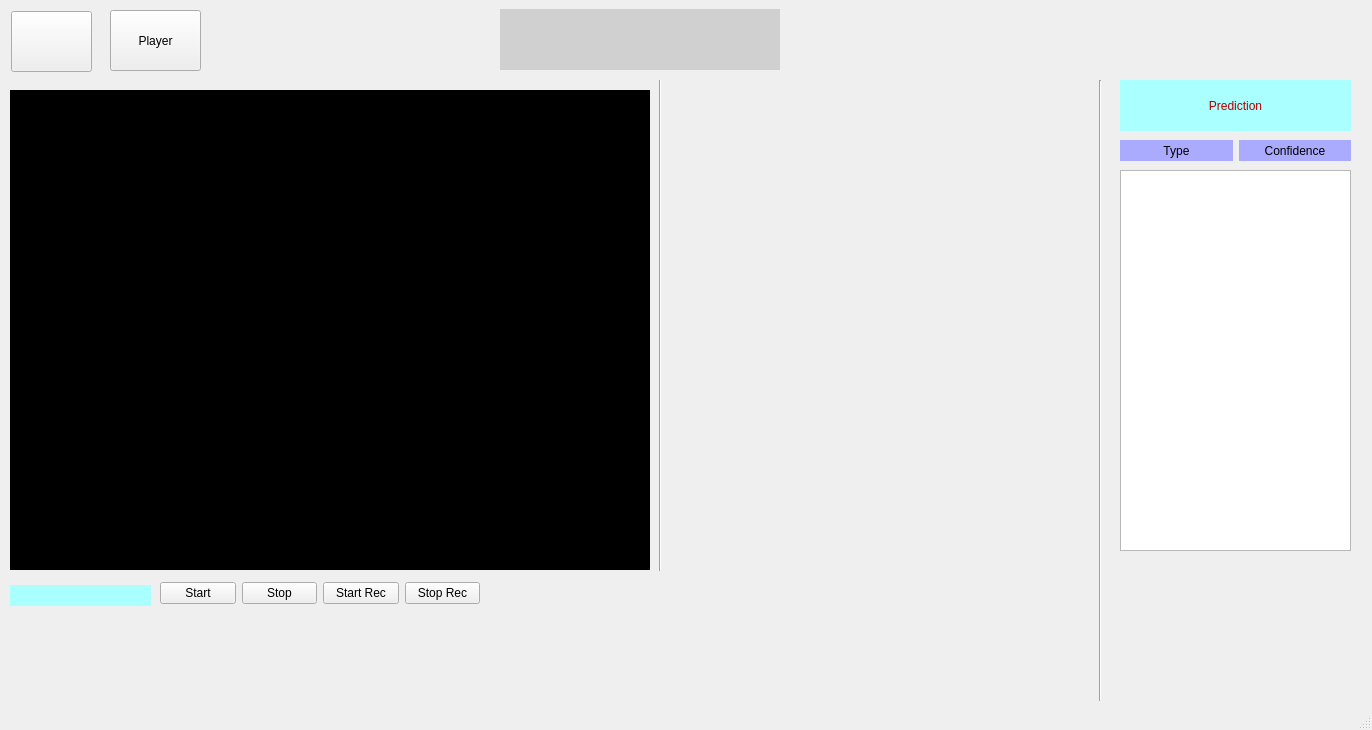
Qt form ui/UiUserPage.ui (sanket1211996/HawkEye) before a commit.
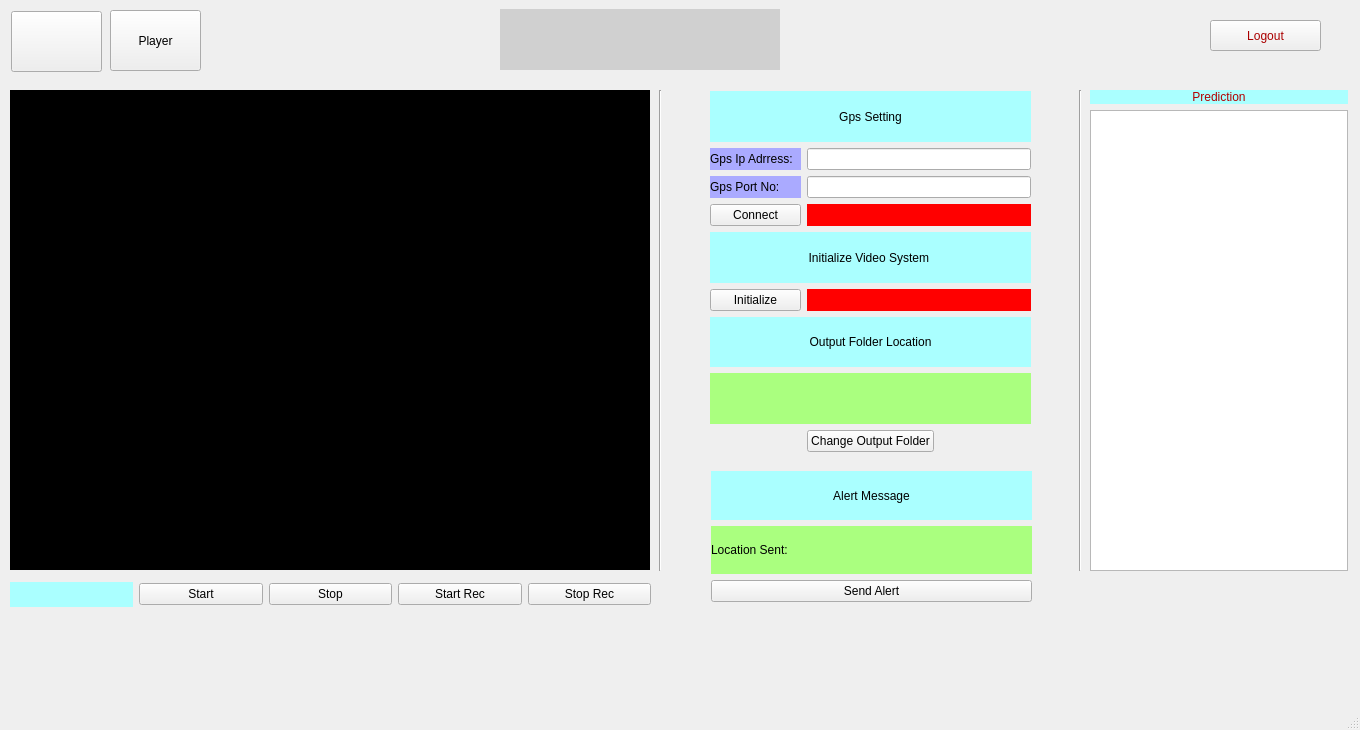
The same form after that commit. Icons and pictures are not drawn.

Commit message: userpage page 1 changed adminpage all function working only user type combobox code remaining. alert message code added and working.

What changed in the file:
```diff
--- a/ui/UiUserPage.ui
+++ b/ui/UiUserPage.ui
@@ -6,7 +6,7 @@
    <rect>
     <x>0</x>
     <y>0</y>
-    <width>1372</width>
+    <width>1360</width>
     <height>730</height>
    </rect>
   </property>
@@ -31,10 +31,10 @@
    <widget class="QStackedWidget" name="stackedWidget">
     <property name="geometry">
      <rect>
-      <x>0</x>
+      <x>-10</x>
       <y>80</y>
-      <width>1371</width>
-      <height>621</height>
+      <width>1381</width>
+      <height>611</height>
      </rect>
     </property>
     <property name="styleSheet">
@@ -47,7 +47,7 @@
      <widget class="QLabel" name="label_player">
       <property name="geometry">
        <rect>
-        <x>10</x>
+        <x>20</x>
         <y>10</y>
         <width>640</width>
         <height>480</height>
@@ -64,10 +64,10 @@
      <widget class="Line" name="line_2">
       <property name="geometry">
        <rect>
-        <x>650</x>
-        <y>-20</y>
+        <x>660</x>
+        <y>10</y>
         <width>20</width>
-        <height>511</height>
+        <height>481</height>
        </rect>
       </property>
       <property name="orientation">
@@ -77,68 +77,43 @@
      <widget class="Line" name="line">
       <property name="geometry">
        <rect>
-        <x>1090</x>
-        <y>0</y>
+        <x>1080</x>
+        <y>10</y>
         <width>20</width>
-        <height>621</height>
+        <height>481</height>
        </rect>
       </property>
       <property name="orientation">
        <enum>Qt::Vertical</enum>
       </property>
      </widget>
-     <widget class="QLabel" name="label_prediction">
+     <widget class="QWidget" name="layoutWidget">
       <property name="geometry">
        <rect>
-        <x>1120</x>
-        <y>0</y>
-        <width>231</width>
-        <height>51</height>
+        <x>1100</x>
+        <y>10</y>
+        <width>258</width>
+        <height>481</height>
        </rect>
       </property>
-      <property name="styleSheet">
-       <string notr="true">font: 75 24pt &quot;MS Shell Dlg 2&quot;;
+      <layout class="QGridLayout" name="gridLayout">
+       <item row="1" column="0">
+        <widget class="QListWidget" name="listWidgetResults">
+         <property name="styleSheet">
+          <string notr="true">font: 75 14pt &quot;MS Shell Dlg 2&quot;;</string>
+         </property>
+        </widget>
+       </item>
+       <item row="0" column="0">
+        <widget class="QLabel" name="label_prediction">
+         <property name="styleSheet">
+          <string notr="true">font: 75 24pt &quot;MS Shell Dlg 2&quot;;
 border-color: rgb(0, 0, 0);
 color: rgb(180, 0, 0);
 background-color: rgb(170, 255, 255);</string>
-      </property>
-      <property name="text">
-       <string>Prediction</string>
-      </property>
-      <property name="alignment">
-       <set>Qt::AlignCenter</set>
-      </property>
-     </widget>
-     <widget class="QWidget" name="layoutWidget">
-      <property name="geometry">
-       <rect>
-        <x>1120</x>
-        <y>60</y>
-        <width>231</width>
-        <height>21</height>
-       </rect>
-      </property>
-      <layout class="QHBoxLayout" name="horizontalLayout_2">
-       <item>
-        <widget class="QLabel" name="label_type">
-         <property name="styleSheet">
-          <string notr="true">background-color: rgb(170, 170, 255);</string>
          </property>
          <property name="text">
-          <string>Type</string>
-         </property>
-         <property name="alignment">
-          <set>Qt::AlignCenter</set>
-         </property>
-        </widget>
-       </item>
-       <item>
-        <widget class="QLabel" name="label_confidence">
-         <property name="styleSheet">
-          <string notr="true">background-color: rgb(170, 170, 255);</string>
-         </property>
-         <property name="text">
-          <string>Confidence</string>
+          <string>Prediction</string>
          </property>
          <property name="alignment">
           <set>Qt::AlignCenter</set>
@@ -147,47 +122,165 @@
        </item>
       </layout>
      </widget>
-     <widget class="QLabel" name="label_msg">
+     <widget class="QWidget" name="layoutWidget">
       <property name="geometry">
        <rect>
-        <x>10</x>
-        <y>505</y>
-        <width>141</width>
-        <height>21</height>
+        <x>720</x>
+        <y>11</y>
+        <width>321</width>
+        <height>361</height>
        </rect>
       </property>
-      <property name="styleSheet">
-       <string notr="true">background-color: rgb(170, 255, 255);
-font: 75 12pt &quot;MS Shell Dlg 2&quot;;
+      <layout class="QGridLayout" name="gridLayout_5">
+       <item row="1" column="0">
+        <widget class="QLabel" name="label">
+         <property name="styleSheet">
+          <string notr="true">background-color: rgb(170, 170, 255);
+font: 10pt &quot;MS Shell Dlg 2&quot;;</string>
+         </property>
+         <property name="text">
+          <string>Gps Ip Adrress:</string>
+         </property>
+        </widget>
+       </item>
+       <item row="1" column="1" colspan="2">
+        <widget class="QLineEdit" name="lineEdit_gpsIp"/>
+       </item>
+       <item row="2" column="0">
+        <widget class="QLabel" name="label_3">
+         <property name="styleSheet">
+          <string notr="true">background-color: rgb(170, 170, 255);
+font: 10pt &quot;MS Shell Dlg 2&quot;;</string>
+         </property>
+         <property name="text">
+          <string>Gps Port No:</string>
+         </property>
+        </widget>
+       </item>
+       <item row="2" column="1" colspan="2">
+        <widget class="QLineEdit" name="lineEdit_3"/>
+       </item>
+       <item row="3" column="0">
+        <widget class="QPushButton" name="pushButton_GpsCon">
+         <property name="text">
+          <string>Connect</string>
+         </property>
+        </widget>
+       </item>
+       <item row="3" column="1" colspan="2">
+        <widget class="QLabel" name="label_gpsStatus">
+         <property name="styleSheet">
+          <string notr="true">background-color: rgb(255, 0, 0);
+font: 10pt &quot;MS Shell Dlg 2&quot;;</string>
+         </property>
+         <property name="text">
+          <string/>
+         </property>
+        </widget>
+       </item>
+       <item row="4" column="0" colspan="3">
+        <widget class="QLabel" name="label_8">
+         <property name="styleSheet">
+          <string notr="true">font: 18pt &quot;MS Shell Dlg 2&quot;;
+background-color: rgb(170, 255, 255);</string>
+         </property>
+         <property name="text">
+          <string>Initialize Video System </string>
+         </property>
+         <property name="alignment">
+          <set>Qt::AlignCenter</set>
+         </property>
+        </widget>
+       </item>
+       <item row="5" column="0">
+        <widget class="QPushButton" name="pushButton_AlgoInit">
+         <property name="text">
+          <string>Initialize</string>
+         </property>
+        </widget>
+       </item>
+       <item row="6" column="0" colspan="3">
+        <widget class="QLabel" name="label_9">
+         <property name="styleSheet">
+          <string notr="true">font: 18pt &quot;MS Shell Dlg 2&quot;;
+background-color: rgb(170, 255, 255);</string>
+         </property>
+         <property name="text">
+          <string>Output Folder Location</string>
+         </property>
+         <property name="alignment">
+          <set>Qt::AlignCenter</set>
+         </property>
+        </widget>
+       </item>
+       <item row="0" column="0" colspan="3">
+        <widget class="QLabel" name="label_2">
+         <property name="styleSheet">
+          <string notr="true">font: 18pt &quot;MS Shell Dlg 2&quot;;
+background-color: rgb(170, 255, 255);</string>
+         </property>
+         <property name="text">
+          <string>Gps Setting</string>
+         </property>
+         <property name="alignment">
+          <set>Qt::AlignCenter</set>
+         </property>
+        </widget>
+       </item>
+       <item row="8" column="1">
+        <widget class="QPushButton" name="pushButton_ChangeOpDir">
+         <property name="text">
+          <string>Change Output Folder</string>
+         </property>
+        </widget>
+       </item>
+       <item row="5" column="1" colspan="2">
+        <widget class="QLabel" name="label_AlgoInit">
+         <property name="styleSheet">
+          <string notr="true">background-color: rgb(255, 0, 0);
+font: 10pt &quot;MS Shell Dlg 2&quot;;</string>
+         </property>
+         <property name="text">
+          <string/>
+         </property>
+        </widget>
+       </item>
+       <item row="7" column="0" colspan="3">
+        <widget class="QLabel" name="label_outputDir">
+         <property name="styleSheet">
+          <string notr="true">background-color: rgb(170, 255, 127);
+font: 10pt &quot;MS Shell Dlg 2&quot;;
 </string>
-      </property>
-      <property name="text">
-       <string/>
-      </property>
+         </property>
+         <property name="text">
+          <string/>
+         </property>
+        </widget>
+       </item>
+      </layout>
      </widget>
-     <widget class="QListWidget" name="listWidgetResults">
+     <widget class="QWidget" name="layoutWidget">
       <property name="geometry">
        <rect>
-        <x>1120</x>
-        <y>90</y>
-        <width>231</width>
-        <height>381</height>
-       </rect>
-      </property>
-      <property name="styleSheet">
-       <string notr="true">font: 75 14pt &quot;MS Shell Dlg 2&quot;;</string>
-      </property>
-     </widget>
-     <widget class="QWidget" name="">
-      <property name="geometry">
-       <rect>
-        <x>160</x>
-        <y>501</y>
-        <width>320</width>
+        <x>20</x>
+        <y>502</y>
+        <width>641</width>
         <height>25</height>
        </rect>
       </property>
       <layout class="QHBoxLayout" name="horizontalLayout">
+       <item>
+        <widget class="QLabel" name="label_msg">
+         <property name="styleSheet">
+          <string notr="true">background-color: rgb(170, 255, 255);
+font: 75 12pt &quot;MS Shell Dlg 2&quot;;
+</string>
+         </property>
+         <property name="text">
+          <string/>
+         </property>
+        </widget>
+       </item>
        <item>
         <widget class="QPushButton" name="pushButton_start">
          <property name="text">
@@ -218,20 +311,71 @@
        </item>
       </layout>
      </widget>
+     <widget class="QWidget" name="layoutWidget">
+      <property name="geometry">
+       <rect>
+        <x>721</x>
+        <y>391</y>
+        <width>321</width>
+        <height>131</height>
+       </rect>
+      </property>
+      <layout class="QVBoxLayout" name="verticalLayout_2">
+       <item>
+        <layout class="QVBoxLayout" name="verticalLayout">
+         <item>
+          <widget class="QLabel" name="label_4">
+           <property name="styleSheet">
+            <string notr="true">font: 18pt &quot;MS Shell Dlg 2&quot;;
+background-color: rgb(170, 255, 255);</string>
+           </property>
+           <property name="text">
+            <string>Alert Message</string>
+           </property>
+           <property name="alignment">
+            <set>Qt::AlignCenter</set>
+           </property>
+          </widget>
+         </item>
+         <item>
+          <layout class="QHBoxLayout" name="horizontalLayout_2">
+           <item>
+            <widget class="QLabel" name="label_5">
+             <property name="styleSheet">
+              <string notr="true">background-color: rgb(170, 255, 127);
+font: 10pt &quot;MS Shell Dlg 2&quot;;</string>
+             </property>
+             <property name="text">
+              <string>Location Sent:</string>
+             </property>
+            </widget>
+           </item>
+          </layout>
+         </item>
+        </layout>
+       </item>
+       <item>
+        <widget class="QPushButton" name="pushButton_SendAlert">
+         <property name="text">
+          <string>Send Alert</string>
+         </property>
+        </widget>
+       </item>
+      </layout>
+     </widget>
+     <zorder>layoutWidget</zorder>
+     <zorder>layoutWidget</zorder>
      <zorder>layoutWidget</zorder>
      <zorder>label_player</zorder>
      <zorder>layoutWidget</zorder>
      <zorder>line_2</zorder>
      <zorder>line</zorder>
-     <zorder>label_prediction</zorder>
-     <zorder>label_msg</zorder>
-     <zorder>listWidgetResults</zorder>
     </widget>
     <widget class="QWidget" name="page_2">
      <widget class="QTableWidget" name="tableWidget_Recording">
       <property name="geometry">
        <rect>
-        <x>690</x>
+        <x>670</x>
         <y>10</y>
         <width>411</width>
         <height>291</height>
@@ -264,7 +408,7 @@
      <widget class="QLabel" name="label_opdirtext">
       <property name="geometry">
        <rect>
-        <x>790</x>
+        <x>770</x>
         <y>320</y>
         <width>311</width>
         <height>21</height>
@@ -280,7 +424,7 @@
      <widget class="QPushButton" name="pushButton_FileDialog">
       <property name="geometry">
        <rect>
-        <x>690</x>
+        <x>670</x>
         <y>320</y>
         <width>91</width>
         <height>23</height>
@@ -293,7 +437,7 @@
      <widget class="QLabel" name="label_player_2">
       <property name="geometry">
        <rect>
-        <x>30</x>
+        <x>20</x>
         <y>10</y>
         <width>640</width>
         <height>480</height>
@@ -310,7 +454,7 @@
      <widget class="QPushButton" name="pushButton_vstop">
       <property name="geometry">
        <rect>
-        <x>331</x>
+        <x>410</x>
         <y>540</y>
         <width>75</width>
         <height>23</height>
@@ -336,7 +480,7 @@
      <widget class="QComboBox" name="comboBox">
       <property name="geometry">
        <rect>
-        <x>790</x>
+        <x>770</x>
         <y>370</y>
         <width>131</width>
         <height>21</height>
@@ -346,23 +490,27 @@
      <widget class="QLabel" name="label_date">
       <property name="geometry">
        <rect>
-        <x>690</x>
+        <x>670</x>
         <y>370</y>
         <width>91</width>
         <height>21</height>
        </rect>
       </property>
       <property name="styleSheet">
-       <string notr="true">font: 75 12pt &quot;MS Shell Dlg 2&quot;;</string>
+       <string notr="true">font: 75 12pt &quot;MS Shell Dlg 2&quot;;
+background-color: rgb(170, 170, 255);</string>
       </property>
       <property name="text">
        <string>Date Select</string>
       </property>
+      <property name="alignment">
+       <set>Qt::AlignCenter</set>
+      </property>
      </widget>
      <widget class="QPushButton" name="pushButton_show">
       <property name="geometry">
        <rect>
-        <x>940</x>
+        <x>920</x>
         <y>370</y>
         <width>75</width>
         <height>23</height>
@@ -375,7 +523,7 @@
      <widget class="QPushButton" name="pushButton_today">
       <property name="geometry">
        <rect>
-        <x>1030</x>
+        <x>1000</x>
         <y>370</y>
         <width>75</width>
         <height>23</height>
@@ -388,9 +536,9 @@
      <widget class="QSlider" name="horizontalSlider">
       <property name="geometry">
        <rect>
-        <x>30</x>
+        <x>120</x>
         <y>510</y>
-        <width>641</width>
+        <width>531</width>
         <height>22</height>
        </rect>
       </property>
@@ -398,6 +546,83 @@
        <enum>Qt::Horizontal</enum>
       </property>
      </widget>
+     <widget class="Line" name="line_3">
+      <property name="geometry">
+       <rect>
+        <x>1080</x>
+        <y>10</y>
+        <width>16</width>
+        <height>481</height>
+       </rect>
+      </property>
+      <property name="orientation">
+       <enum>Qt::Vertical</enum>
+      </property>
+     </widget>
+     <widget class="QWidget" name="layoutWidget_2">
+      <property name="geometry">
+       <rect>
+        <x>1100</x>
+        <y>10</y>
+        <width>258</width>
+        <height>481</height>
+       </rect>
+      </property>
+      <layout class="QGridLayout" name="gridLayout_2">
+       <item row="0" column="0">
+        <widget class="QLabel" name="label_prediction_2">
+         <property name="styleSheet">
+          <string notr="true">font: 75 24pt &quot;MS Shell Dlg 2&quot;;
+border-color: rgb(0, 0, 0);
+color: rgb(180, 0, 0);
+background-color: rgb(170, 255, 255);</string>
+         </property>
+         <property name="text">
+          <string>Prediction</string>
+         </property>
+         <property name="alignment">
+          <set>Qt::AlignCenter</set>
+         </property>
+        </widget>
+       </item>
+       <item row="1" column="0">
+        <widget class="QListWidget" name="listWidgetResults_2">
+         <property name="styleSheet">
+          <string notr="true">font: 75 14pt &quot;MS Shell Dlg 2&quot;;</string>
+         </property>
+        </widget>
+       </item>
+      </layout>
+     </widget>
+     <widget class="QLabel" name="label_frameno">
+      <property name="geometry">
+       <rect>
+        <x>20</x>
+        <y>510</y>
+        <width>91</width>
+        <height>21</height>
+       </rect>
+      </property>
+      <property name="styleSheet">
+       <string notr="true">background-color: rgb(170, 170, 255);</string>
+      </property>
+      <property name="text">
+       <string/>
+      </property>
+     </widget>
+     <widget class="QPushButton" name="pushButton_pause">
+      <property name="geometry">
+       <rect>
+        <x>330</x>
+        <y>540</y>
+        <width>75</width>
+        <height>23</height>
+       </rect>
+      </property>
+      <property name="text">
+       <string>Pause</string>
+      </property>
+     </widget>
     </widget>
    </widget>
    <widget class="QLabel" name="label_logo">
@@ -423,7 +648,7 @@
      <rect>
       <x>11</x>
       <y>11</y>
-      <width>81</width>
+      <width>91</width>
       <height>61</height>
      </rect>
     </property>
@@ -457,13 +682,30 @@
      <string>Player</string>
     </property>
    </widget>
+   <widget class="QPushButton" name="pushButton_logout">
+    <property name="geometry">
+     <rect>
+      <x>1210</x>
+      <y>20</y>
+      <width>111</width>
+      <height>31</height>
+     </rect>
+    </property>
+    <property name="styleSheet">
+     <string notr="true">color: rgb(170, 0, 0);
+font: 75 12pt &quot;Arial&quot;;</string>
+    </property>
+    <property name="text">
+     <string>Logout</string>
+    </property>
+   </widget>
   </widget>
   <widget class="QMenuBar" name="menubar">
    <property name="geometry">
     <rect>
      <x>0</x>
      <y>0</y>
-     <width>1372</width>
+     <width>1360</width>
      <height>21</height>
     </rect>
    </property>
```
The commit also changes 9 other files.
